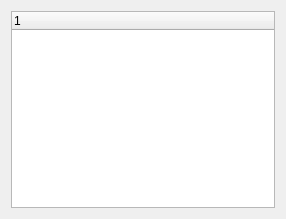
The window that src/ui/widgets/statusproximities/proximitytreewidget.ui (Ghettovich/bsf-lib) describes before a commit, drawn with Qt 5.
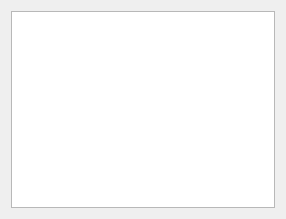
The same window after the commit.

Diff of the .ui file:
```diff
--- a/src/ui/widgets/statusproximities/proximitytreewidget.ui
+++ b/src/ui/widgets/statusproximities/proximitytreewidget.ui
@@ -15,13 +15,7 @@
         </property>
         <layout class="QGridLayout" name="gridLayout">
             <item row="0" column="0">
-                <widget class="QTreeWidget" name="treeWidget">
-                    <column>
-                        <property name="text">
-                            <string notr="true">1</string>
-                        </property>
-                    </column>
-                </widget>
+    <widget class="QListWidget" name="listWidget"/>
             </item>
         </layout>
     </widget>
```
Lines whose indentation alone changed are shown as unchanged.
